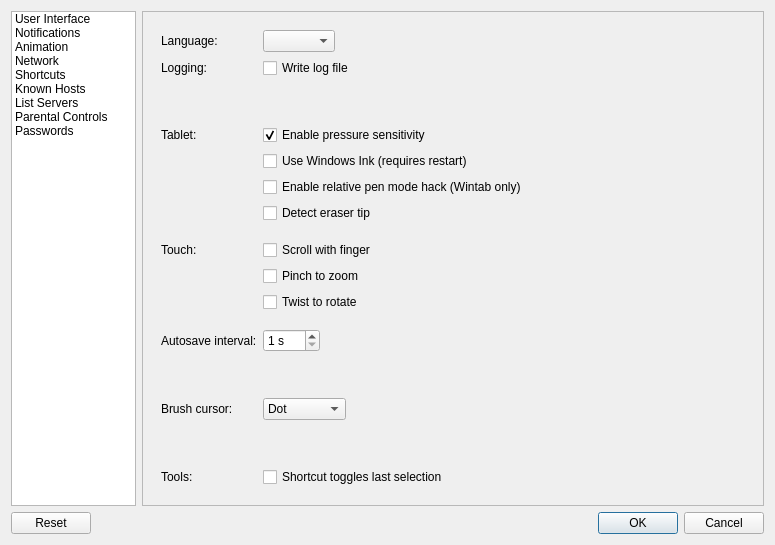
The window that src/desktop/ui/settings.ui (drawpile/Drawpile) describes before a commit, drawn with Qt 5.
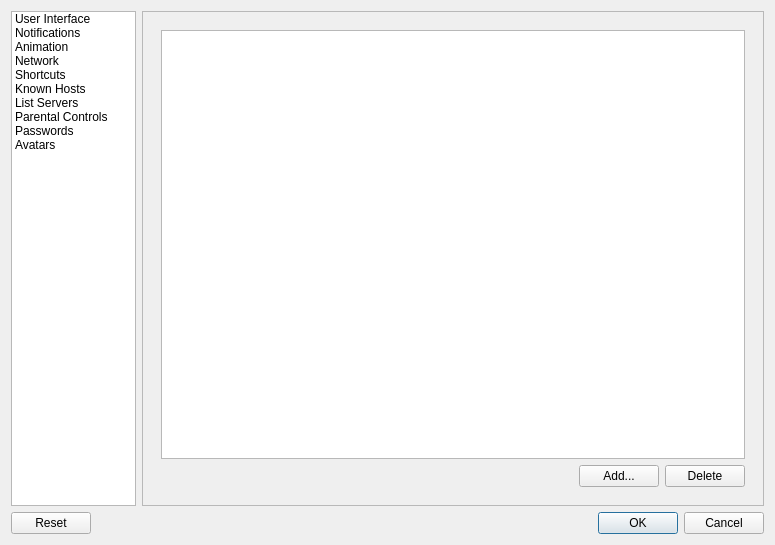
The same window after the commit. Icons and pictures are not drawn.

Commit message: Implement avatar list editing

Patch:
```diff
--- a/src/desktop/ui/settings.ui
+++ b/src/desktop/ui/settings.ui
@@ -63,6 +63,11 @@
          <string>Passwords</string>
         </property>
        </item>
+       <item>
+        <property name="text">
+         <string>Avatars</string>
+        </property>
+       </item>
       </widget>
      </item>
      <item>
@@ -77,7 +82,7 @@
         <item>
          <widget class="QStackedWidget" name="stackedWidget">
           <property name="currentIndex">
-           <number>0</number>
+           <number>9</number>
           </property>
           <widget class="QWidget" name="stackedWidgetPage1">
            <layout class="QFormLayout" name="formLayout_2">
@@ -963,6 +968,48 @@
             </item>
            </layout>
           </widget>
+          <widget class="QWidget" name="page_3">
+           <layout class="QVBoxLayout" name="verticalLayout_6">
+            <item>
+             <widget class="QListView" name="avatarList">
+              <property name="viewMode">
+               <enum>QListView::IconMode</enum>
+              </property>
+             </widget>
+            </item>
+            <item>
+             <layout class="QHBoxLayout" name="horizontalLayout_11">
+              <item>
+               <spacer name="horizontalSpacer_7">
+                <property name="orientation">
+                 <enum>Qt::Horizontal</enum>
+                </property>
+                <property name="sizeHint" stdset="0">
+                 <size>
+                  <width>40</width>
+                  <height>20</height>
+                 </size>
+                </property>
+               </spacer>
+              </item>
+              <item>
+               <widget class="QPushButton" name="addAvatar">
+                <property name="text">
+                 <string>Add...</string>
+                </property>
+               </widget>
+              </item>
+              <item>
+               <widget class="QPushButton" name="deleteAvatar">
+                <property name="text">
+                 <string>Delete</string>
+                </property>
+               </widget>
+              </item>
+             </layout>
+            </item>
+           </layout>
+          </widget>
          </widget>
         </item>
        </layout>
```
Left out of the diff: 2 changed lines with no effect on the pictures. The commit also changes 9 other files.
